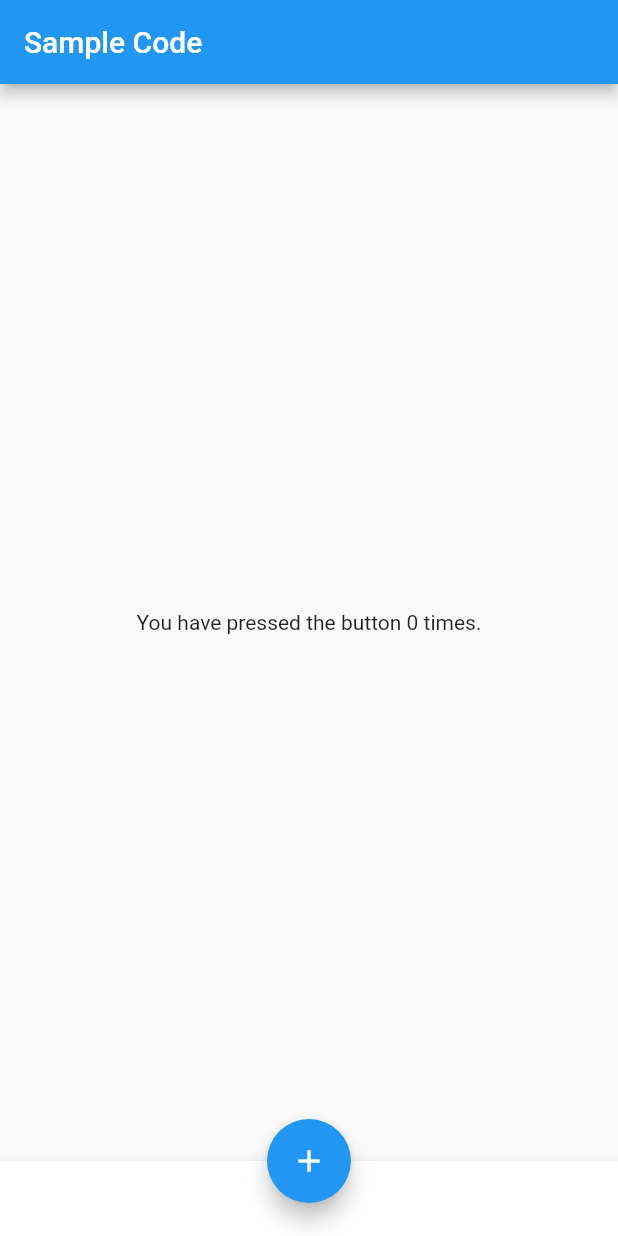
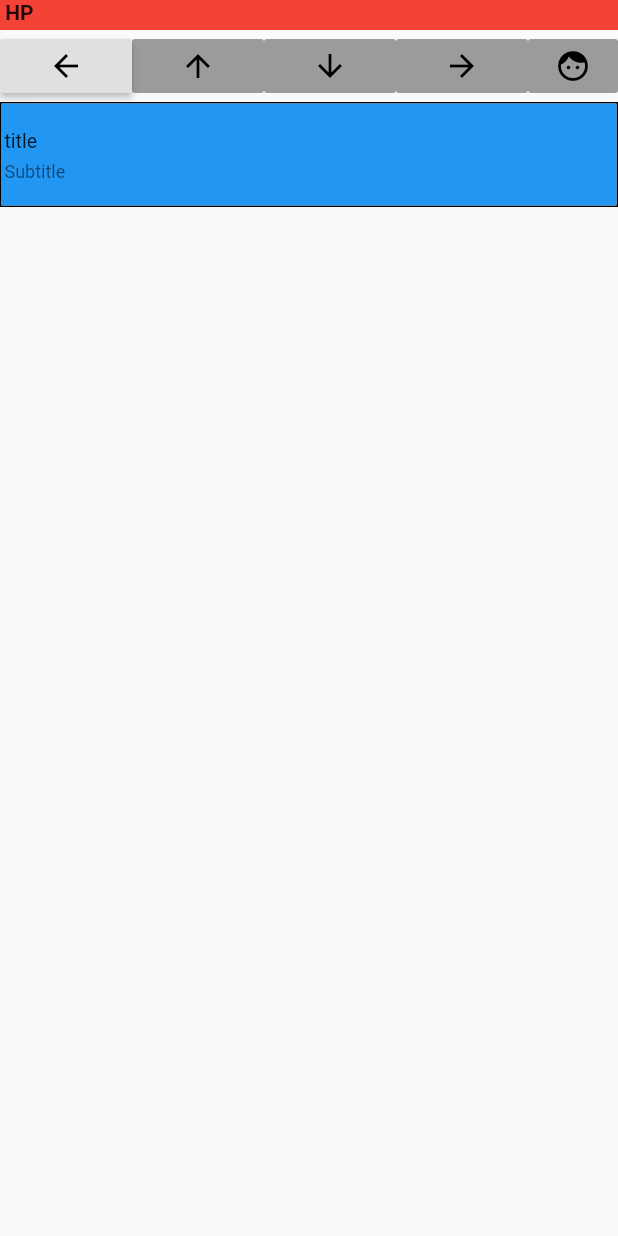
Before and after one commit to crtingram/flutter_rogue_like, a Flutter app: the screen it shows after launch, on a phone screen of 412 x 824 dp. Run offline on Flutter 3.47's test engine with Material 2 defaults, Android fonts, the phone set to English and light mode, and no system bars.

Commit message:
Add some view things to main.

```diff
--- a/lib/main.dart
+++ b/lib/main.dart
@@ -23,29 +23,105 @@ class MyStatefulWidget extends StatefulWidget {
 }
 
 class _MyStatefulWidgetState extends State<MyStatefulWidget> {
-  int _count = 0;
+  Widget build(BuildContext context) {
+    final double screenWidth = MediaQuery.of(context).size.width;
 
-  Widget build(BuildContext context) {
-    return Scaffold(
-      appBar: AppBar(
-        title: Text('Sample Code'),
+    return SafeArea(
+        child: Scaffold(
+      body: Column(
+        children: <Widget>[
+          _buildHpBar(),
+          _buildButtonRow(),
+          _buildListView()
+        ],
       ),
-      body: Center(
-        child: Text('You have pressed the button $_count times.'),
+    ));
+  }
+
+  _buildHpBar() {
+    return Row(
+      children: <Widget>[
+        Container(
+          height: 20,
+          width: MediaQuery.of(context).size.width,
+          child: Text(
+            ' HP ',
+            style: TextStyle(fontWeight: FontWeight.bold),
+          ),
+          decoration: new BoxDecoration(
+              gradient: new LinearGradient(
+                  colors: [Colors.red, Colors.red],
+                  begin: const FractionalOffset(0.0, 0.0),
+                  end: const FractionalOffset(0.5, 0.0),
+                  stops: [0.0, 1.0],
+                  tileMode: TileMode.clamp)),
+        ),
+      ],
+    );
+  }
+
+  Widget _buildButtonRow() {
+    return Row(
+      children: <Widget>[
+        RaisedButton(
+          onPressed: () => print('test'),
+          child: Icon(
+            Icons.arrow_back,
+            color: Colors.black,
+          ),
+        ),
+        RaisedButton(
+//                onPressed: () => _movePlayer(MapUtil.DIRECTIONS.NORTH),
+          child: Icon(
+            Icons.arrow_upward,
+            color: Colors.black,
+          ),
+        ),
+        RaisedButton(
+//                onPressed: () => _movePlayer(MapUtil.DIRECTIONS.SOUTH),
+          child: Icon(
+            Icons.arrow_downward,
+            color: Colors.black,
+          ),
+        ),
+        RaisedButton(
+//                onPressed: () => _movePlayer(MapUtil.DIRECTIONS.EAST),
+          child: Icon(
+            Icons.arrow_forward,
+            color: Colors.black,
+          ),
+        ),
+        Expanded(
+          child: RaisedButton(
+//                onPressed: _contextButton,
+            child: Icon(
+              Icons.face,
+              color: Colors.black,
+            ),
+          ),
+        ),
+      ],
+    );
+  }
+
+  Widget _buildListView() {
+    return Flexible(
+      child: ListView(
+        children: <Widget>[
+          Container(
+              decoration: BoxDecoration(border: Border.all()),
+              child: Container(
+                color: Colors.blue,
+                padding: EdgeInsets.all(2.0),
+                child: ListTile(
+                  title: Text('title'),
+                  subtitle: Text('Subtitle'),
+                  contentPadding: EdgeInsets.all(0.0),
+                  dense: true,
+                ),
+              )),
+        ],
       ),
-      bottomNavigationBar: BottomAppBar(
-        child: Container(
-          height: 50.0,
-        ),
-      ),
-      floatingActionButton: FloatingActionButton(
-        onPressed: () => setState(() {
-              _count++;
-            }),
-        tooltip: 'Increment Counter',
-        child: Icon(Icons.add),
-      ),
-      floatingActionButtonLocation: FloatingActionButtonLocation.centerDocked,
     );
   }
 }
```
